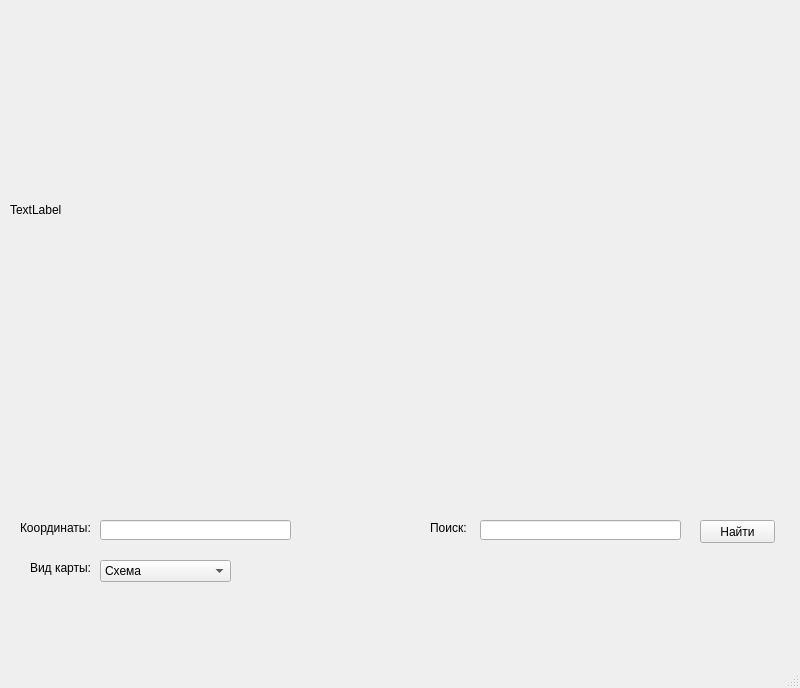
Old version of the form ui_templates/map.ui in the repository NikitaKolotushkin/MapsAPI.
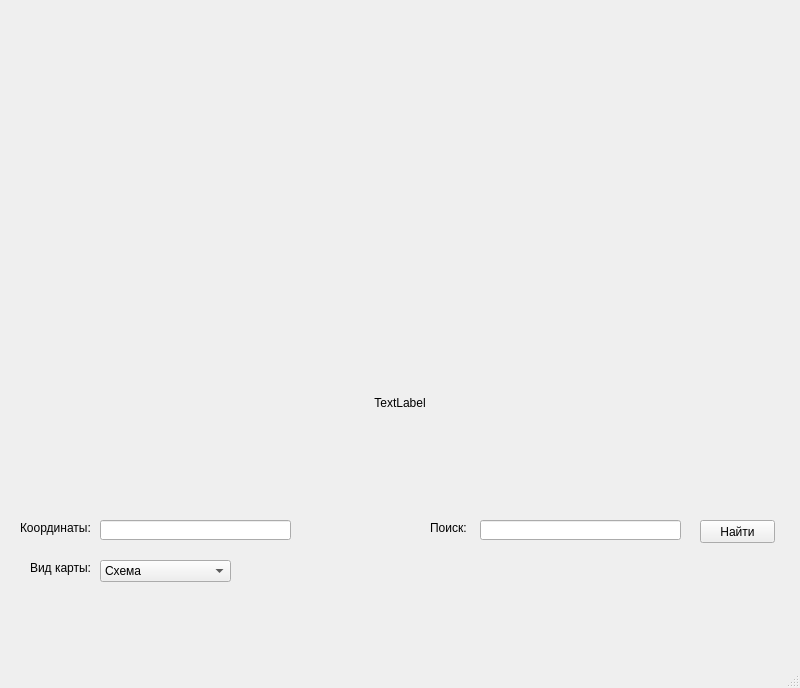
New version of the form.

Commit message: Изменил положение карты на экране

```diff
--- a/ui_templates/map.ui
+++ b/ui_templates/map.ui
@@ -123,6 +123,9 @@
     <property name="text">
      <string>TextLabel</string>
     </property>
+    <property name="alignment">
+     <set>Qt::AlignBottom|Qt::AlignHCenter</set>
+    </property>
    </widget>
   </widget>
   <widget class="QMenuBar" name="menubar">
```
The commit also changes 1 other file.
